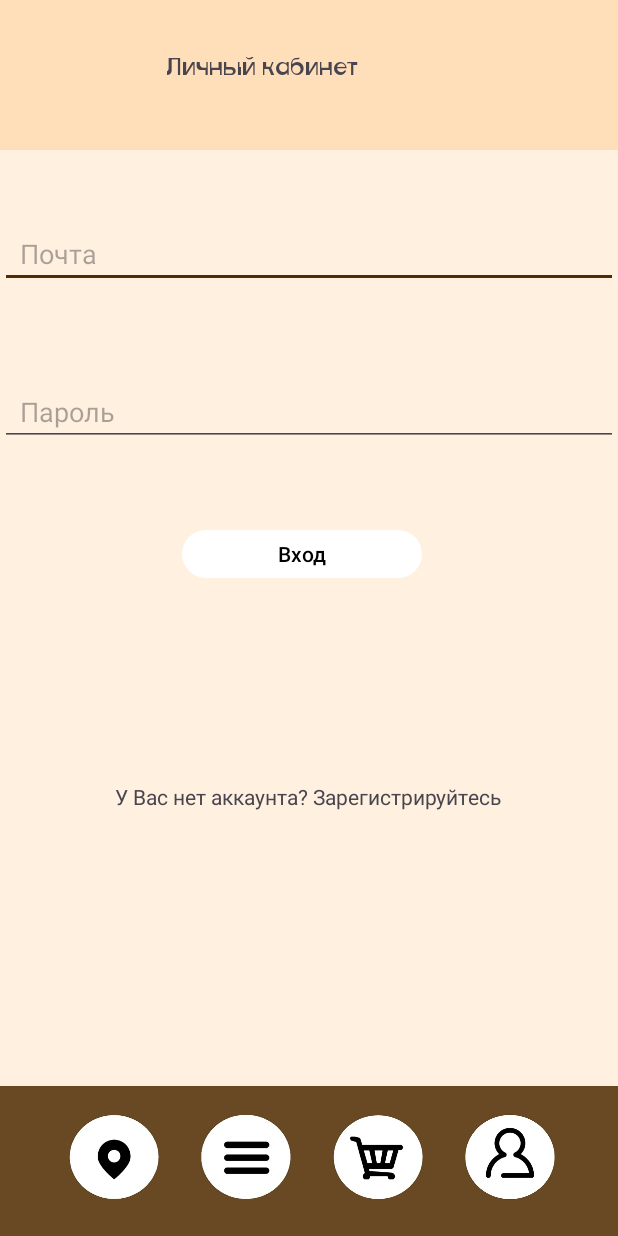
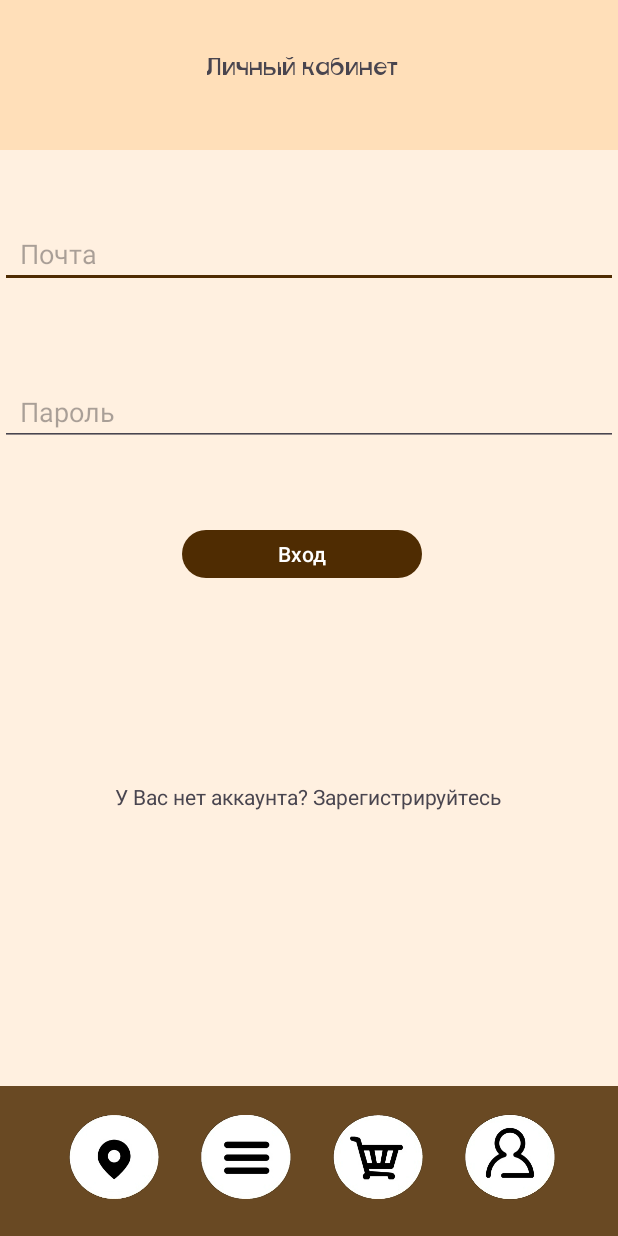
Before and after one commit to MashaZvereva/Cafe, an Android app built with Jetpack Compose: the screen it shows after launch (User), on a phone screen of 412 x 824 dp. Run offline under Robolectric (Android 15) with nearby library versions, the phone set to English and light mode, and no system bars; our stand-ins replace Firebase (no records; nobody signed in at launch, a user with empty details on screens opened directly).

Commit message:
8 practika proda

```diff
--- a/app/src/main/java/com/example/cafe/MenuCafe.kt
+++ b/app/src/main/java/com/example/cafe/MenuCafe.kt
@@ -96,7 +96,7 @@ class MenuCafe : AppCompatActivity() {
         val imm = getSystemService(Context.INPUT_METHOD_SERVICE) as InputMethodManager
         imm.hideSoftInputFromWindow(searchEditText.windowToken, 0)
     }
-
+    // Метод для загрузки продуктов из базы данных
     private fun fetchProducts() {
         db.collection("product")
             .addSnapshotListener { snapshots, e ->
@@ -114,7 +114,7 @@ class MenuCafe : AppCompatActivity() {
                 }
             }
     }
-
+    // Метод добавления продукта в макет
     private fun addProductToLayout(product: Product) {
         val productView = layoutInflater.inflate(R.layout.item_product, productsLayout, false)
 
--- a/app/src/main/java/com/example/cafe/data/Product.kt
+++ b/app/src/main/java/com/example/cafe/data/Product.kt
@@ -4,6 +4,5 @@ data class Product(
     val name: String = "",
     val description: String = "",
     val price: String = "",
-    val category: String = "",
     val imageUrl: String = ""
 )
--- a/app/src/main/res/layout/activity_basket.xml
+++ b/app/src/main/res/layout/activity_basket.xml
@@ -5,7 +5,6 @@
     android:id="@+id/main"
     android:layout_width="match_parent"
     android:layout_height="match_parent"
-    android:background="#FFF0E0"
     tools:context=".Basket">
 
 
--- a/app/src/main/res/layout/activity_location.xml
+++ b/app/src/main/res/layout/activity_location.xml
@@ -5,13 +5,12 @@
     android:id="@+id/main"
     android:layout_width="match_parent"
     android:layout_height="match_parent"
-    android:background="#FFF0E0"
     tools:context=".Location">
 
     <WebView
         android:id="@+id/webview"
-        android:layout_width="414dp"
-        android:layout_height="563dp"
+        android:layout_width="415dp"
+        android:layout_height="560dp"
         android:layout_weight="1"
         app:layout_constraintBottom_toTopOf="@+id/blackSquare"
         app:layout_constraintEnd_toEndOf="parent"
--- a/app/src/main/res/layout/activity_menu_cafe.xml
+++ b/app/src/main/res/layout/activity_menu_cafe.xml
@@ -48,9 +48,9 @@
 
     <ScrollView
         android:id="@+id/scrollView2"
-        android:layout_width="416dp"
+        android:layout_width="410dp"
         android:layout_height="680dp"
-        android:layout_marginTop="49dp"
+        android:layout_marginTop="50dp"
         app:layout_constraintBottom_toBottomOf="parent"
         app:layout_constraintEnd_toEndOf="parent"
         app:layout_constraintStart_toStartOf="parent"
--- a/app/src/main/res/layout/activity_user.xml
+++ b/app/src/main/res/layout/activity_user.xml
@@ -5,7 +5,6 @@
     android:id="@+id/main"
     android:layout_width="match_parent"
     android:layout_height="match_parent"
-    android:background="#FFF0E0"
     tools:context=".User">
 
     <TextView
@@ -14,7 +13,6 @@
         android:layout_height="68dp"
         android:layout_marginTop="77dp"
         android:text="   Добро Пожаловать!"
-        android:textColor="@android:color/black"
         android:textSize="18sp"
         android:visibility="gone"
         app:layout_constraintBottom_toTopOf="@+id/logout_button"
@@ -67,8 +65,8 @@
     <TextView
         android:id="@+id/textView_lk"
         style="@style/Style_text_1"
-        android:layout_width="207dp"
-        android:layout_height="46dp"
+        android:layout_width="162dp"
+        android:layout_height="32dp"
         android:text="@string/title_lk"
         android:textSize="@dimen/size_16"
         app:layout_constraintHorizontal_bias="0.585"
--- a/app/src/main/res/values-night/themes.xml
+++ b/app/src/main/res/values-night/themes.xml
@@ -11,16 +11,13 @@
         <!-- Status bar color. -->
         <item name="android:statusBarColor">?attr/colorPrimaryVariant</item>
         <!-- Customize your theme here. -->
-        <item name="android:textColor">@color/black</item>
+        <item name="android:textColor">@color/color4</item>
         <item name="android:textColorPrimary">@color/white</item>
         <item name="android:textColorSecondary">@color/white</item>
-
-    </style>
-    <style name="AppTheme.RecyclerViewText" parent="TextAppearance.AppCompat">
-        <item name="android:textColor">@color/white</item> <!-- Цвет текста для темной темы -->
+        <item name="android:windowBackground">@color/fon_dark</item> <!-- Цвет фона для темы -->
     </style>
 
 
+
     <style name="Theme.Cafe" parent="Base.Theme.Cafe" />
-
 </resources>
--- a/app/src/main/res/values/colors.xml
+++ b/app/src/main/res/values/colors.xml
@@ -6,4 +6,6 @@
     <color name="color2">#FFDCB3</color>
     <color name="color3">#E5E5E5</color>
     <color name="color4">#757575</color>
+    <color name="fon">#FFF0E0</color>
+    <color name="fon_dark">#291D12</color>
 </resources>
--- a/app/src/main/res/values/styles.xml
+++ b/app/src/main/res/values/styles.xml
@@ -1,16 +1,16 @@
 <?xml version="1.0" encoding="utf-8"?>
-
 <resources>
+    <!-- Стиль для изображений 1 -->
     <style name="Style_image_1">
         <item name="layout_constraintTop_toTopOf">parent</item>
         <item name="layout_constraintStart_toStartOf">parent</item>
         <item name="layout_constraintEnd_toEndOf">parent</item>
         <item name="layout_constraintBottom_toBottomOf">parent</item>
         <item name="android:alpha">0.85</item>
-        <item name="background">@color/color3</item>
+        <item name="background">@color/white</item>
         <item name="android:layout_height">60dp</item>
         <item name="android:layout_width">415dp</item>
-
+        <!-- Стиль для изображений 2 -->
     </style>
     <style name="Style_image_2">
         <item name="android:layout_height">60dp</item>
@@ -19,31 +19,31 @@
         <item name="layout_constraintStart_toStartOf">parent</item>
         <item name="layout_constraintEnd_toEndOf">parent</item>
         <item name="layout_constraintBottom_toBottomOf">parent</item>
-        <item name="layout_constraintVertical_bias">0.970</item>
+        <item name="layout_constraintVertical_bias">0.97</item>
     </style>
+    <!-- Стиль для текста -->
     <style name="Style_text_1">
+        <item name="android:fontFamily">@font/font</item>
         <item name="layout_constraintTop_toTopOf">parent</item>
         <item name="layout_constraintEnd_toEndOf">parent</item>
         <item name="layout_constraintBottom_toBottomOf">parent</item>
-        <item name="layout_constraintVertical_bias">0.970</item>
         <item name="layout_constraintStart_toStartOf">@+id/blackSquare</item>
         <item name="android:layout_height">wrap_content</item>
         <item name="android:layout_width">wrap_content</item>
-        <item name="android:fontFamily">@font/font</item>
-
+        <item name="layout_constraintVertical_bias">0.97</item>
+        <!-- Стиль для кнопок -->
     </style>
     <style name="Style_button_1">
         <item name="layout_constraintTop_toTopOf">parent</item>
         <item name="layout_constraintEnd_toEndOf">parent</item>
         <item name="layout_constraintBottom_toBottomOf">parent</item>
-        <item name="layout_constraintVertical_bias">0.960</item>
+        <item name="layout_constraintVertical_bias">0.96</item>
         <item name="layout_constraintStart_toStartOf">parent</item>
         <item name="android:layout_height">60dp</item>
         <item name="android:layout_width">60dp</item>
         <item name="android:alpha">0</item>
     </style>
-
-
+    <!-- Стиль для темы -->
     <style name="AppTheme" parent="Theme.MaterialComponents.DayNight.NoActionBar">
         <!-- Customize your theme here. -->
         <item name="colorPrimary">@color/white</item>
--- a/app/src/main/res/values/themes.xml
+++ b/app/src/main/res/values/themes.xml
@@ -1,23 +1,19 @@
+<!-- res/values/themes.xml -->
 <resources xmlns:tools="http://schemas.android.com/tools">
-    <!-- Base application theme. -->
+    <!-- Базовая тема приложения -->
     <style name="Base.Theme.Cafe" parent="Theme.Material3.DayNight.NoActionBar">
-        <!-- Primary brand color. -->
-        <item name="colorOnPrimary">@color/black</item>
-        <item name="colorPrimary">@color/white</item>
-        <item name="colorPrimaryVariant">@color/color1</item>
-        <!-- Secondary brand color. -->
+        <!-- Основные цвета бренда -->
+        <item name="colorOnPrimary">@color/white</item>
+        <item name="colorPrimary">@color/color1</item>
+        <item name="colorPrimaryVariant">@color/color2</item>
         <item name="colorSecondary">@color/color1</item>
-        <item name="colorSecondaryVariant">@color/black</item>
+        <item name="colorSecondaryVariant">@color/color2</item>
         <item name="colorOnSecondary">@color/black</item>
-        <!-- Status bar color. -->
-        <item
-            name="android:statusBarColor">?attr/colorPrimaryVariant</item>
-        <!-- Customize your theme here. -->
-
+        <!-- Цвет строки состояния -->
+        <item name="android:statusBarColor">?attr/colorPrimaryVariant</item>
+        <!-- Настройка темы -->
+        <item name="android:windowBackground">@color/fon</item> <!-- Цвет фона для светлой темы -->
     </style>
 
-
-
     <style name="Theme.Cafe" parent="Base.Theme.Cafe" />
-
 </resources>
```
Also changed, not shown: app/src/main/AndroidManifest.xml (+9 -2 lines), app/src/main/res/layout/activity_main.xml (+7 -9 lines), app/src/main/res/layout/activity_search.xml (+14 -12 lines), app/src/main/res/values/dimens.xml (+29 -8 lines), app/src/main/res/values/strings.xml (+41 -10 lines).
